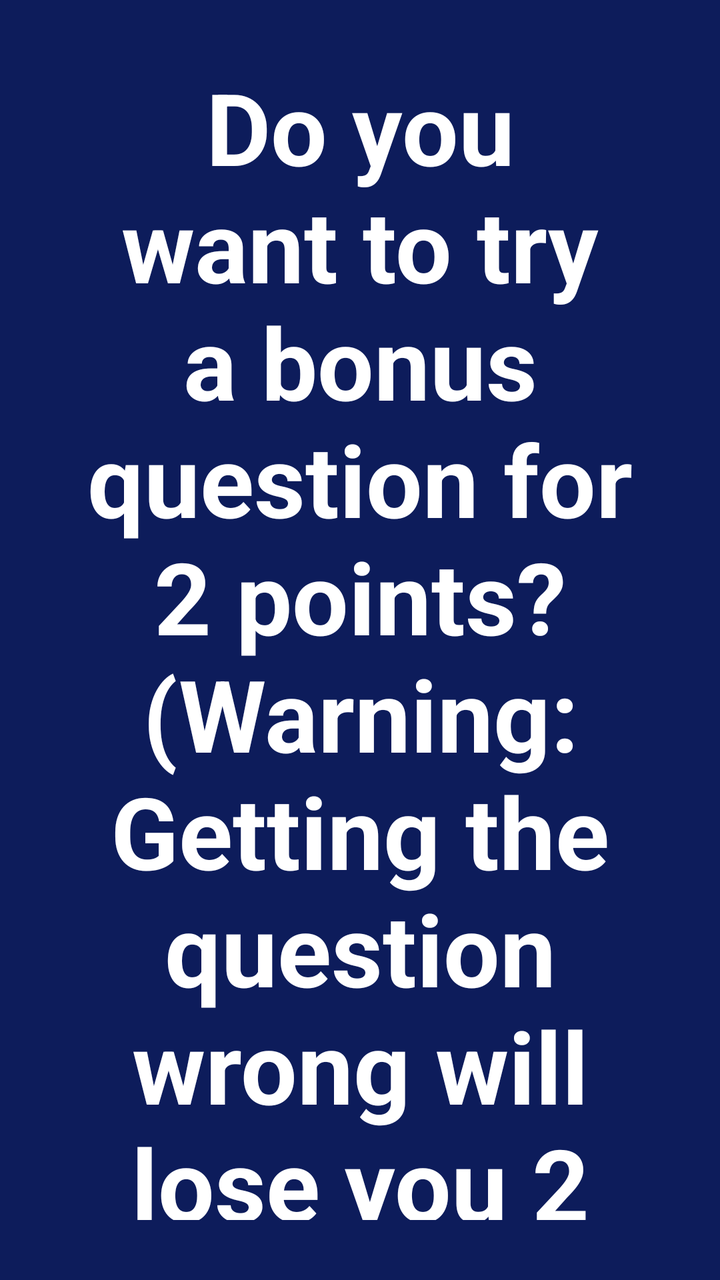
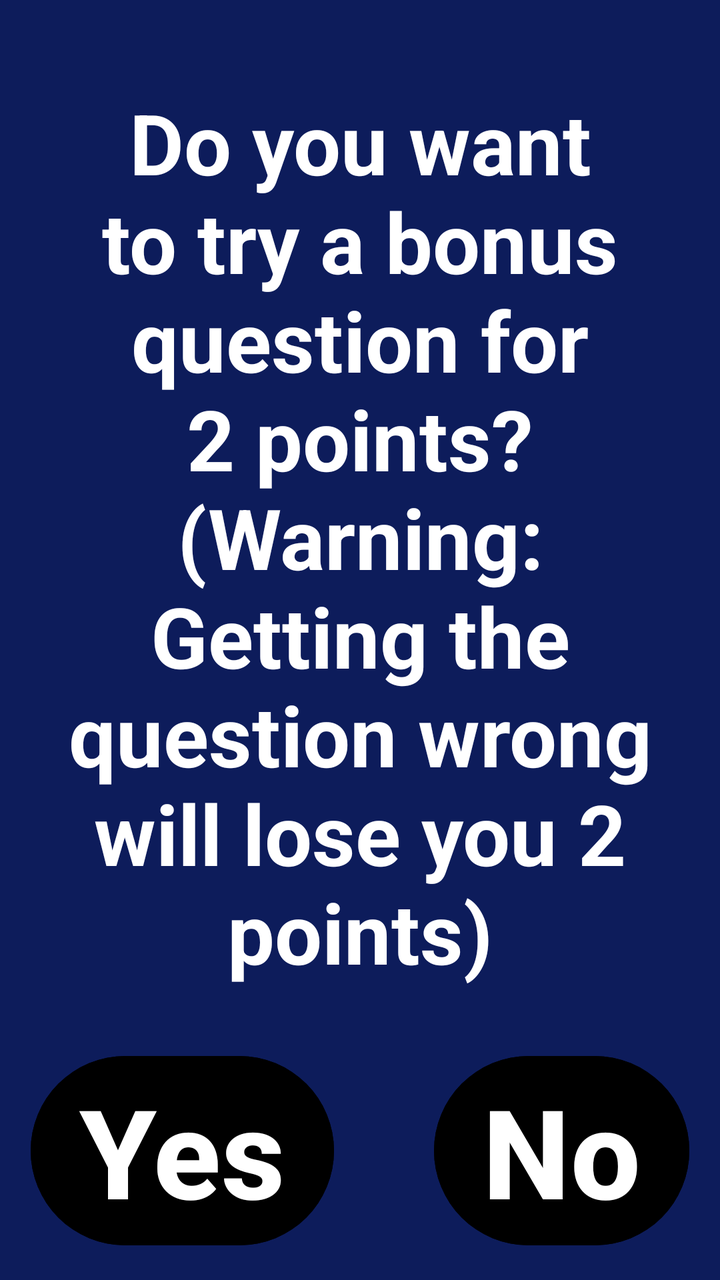

Two renders of the same Android screen: before a commit and after it. Below are the layout's source before the change and the commit's diff.
<!-- AndroidManifest.xml: application theme Theme.QuizzAppBBT -->
<!-- res/layout/activity_second.xml -->
<?xml version="1.0" encoding="utf-8"?>
<LinearLayout
    xmlns:android="http://schemas.android.com/apk/res/android"
    android:layout_width="match_parent"
    android:layout_height="match_parent"
    android:gravity="center"
    android:orientation="vertical"
    android:background="#0D1C5B">

    <TextView
        android:id="@+id/resultText"
        android:layout_width="wrap_content"
        android:layout_height="wrap_content"
        android:textColor="@color/white"
        android:textSize="80dp"
        android:textStyle="bold"
        android:text=""
        android:visibility="gone"/>
    <LinearLayout
        android:layout_width="wrap_content"
        android:layout_height="wrap_content"
        android:orientation="horizontal">
    <Button
        android:id="@+id/btnBackToStart"
        android:layout_width="wrap_content"
        android:layout_height="wrap_content"
        android:text="@string/play_again"
        android:textSize="50dp"
        android:textStyle="bold"
        android:textColor="@color/white"
        android:backgroundTint="@color/black"
        android:visibility="gone"/>
    <Button
        android:id="@+id/email"
        android:layout_width="wrap_content"
        android:layout_height="wrap_content"
        android:text="@string/email"
        android:textSize="50dp"
        android:textStyle="bold"
        android:textColor="@color/white"
        android:backgroundTint="@color/black"
        android:visibility="gone"/>
        <Button
            android:id="@+id/home"
            android:layout_width="500dp"
            android:layout_height="wrap_content"
            android:text="@string/home"
            android:textSize="45dp"
            android:textStyle="bold"
            android:textColor="@color/white"
            android:backgroundTint="@color/black"
            android:visibility="gone"/>

    </LinearLayout>
    <TextView
        android:id="@+id/bonus"
        android:layout_width="wrap_content"
        android:layout_height="wrap_content"
        android:text="@string/bonus_ask"
        android:textColor="@color/white"
        android:textSize="50dp"
        android:textStyle="bold"
        android:textAlignment="center"
        android:layout_margin = "30dp"
        />
    <LinearLayout
        android:layout_width="wrap_content"
        android:layout_height="wrap_content"
        android:orientation="horizontal">

        <Button
            android:id="@+id/yes"
            android:layout_width="wrap_content"
            android:layout_height="wrap_content"
            android:text="@string/Yes"
            android:textStyle="bold"
            android:textColor="@color/white"
            android:textSize="70dp"
            android:backgroundTint="@color/black"
            android:layout_weight="1"/>
        <Space
            android:id="@+id/btnSpace"
            android:layout_width="50dp"
            android:layout_height="50dp" />

        <Button
            android:id="@+id/no"
            android:layout_width="wrap_content"
            android:layout_height="wrap_content"
            android:textSize="70dp"
            android:textColor="@color/white"
            android:textStyle="bold"
            android:text="@string/No"
            android:backgroundTint="@color/black"/>
    </LinearLayout>


</LinearLayout>
<!-- resources referenced by this layout -->
<resources>
  <color name="black">#FF000000</color>
  <color name="white">#FFFFFFFF</color>
  <string name="No">No</string>
  <string name="Yes">Yes</string>
  <string name="bonus_ask">Do you want to try a bonus question for 2 points? (Warning: Getting the question wrong will lose you 2 points)</string>
  <string name="email">Send Score</string>
  <string name="home">Back to home screen</string>
  <string name="play_again">Play Again</string>
  <style name="Theme.QuizzAppBBT" parent="Base.Theme.QuizzAppBBT" />
  <style name="Base.Theme.QuizzAppBBT" parent="Theme.Material3.DayNight.NoActionBar">
          
          
      </style>
</resources>

<!-- the commit's change to res/layout/activity_second.xml (unified diff, before → after) -->
@@ -12,8 +12,9 @@
         android:layout_width="wrap_content"
         android:layout_height="wrap_content"
         android:textColor="@color/white"
-        android:textSize="80dp"
+        android:textSize="72dp"
         android:textStyle="bold"
+        android:textAlignment="center"
         android:text=""
         android:visibility="gone"/>
     <LinearLayout
@@ -25,7 +26,7 @@
         android:layout_width="wrap_content"
         android:layout_height="wrap_content"
         android:text="@string/play_again"
-        android:textSize="50dp"
+        android:textSize="42dp"
         android:textStyle="bold"
         android:textColor="@color/white"
         android:backgroundTint="@color/black"
@@ -35,7 +36,7 @@
         android:layout_width="wrap_content"
         android:layout_height="wrap_content"
         android:text="@string/email"
-        android:textSize="50dp"
+        android:textSize="42dp"
         android:textStyle="bold"
         android:textColor="@color/white"
         android:backgroundTint="@color/black"
@@ -45,7 +46,7 @@
             android:layout_width="500dp"
             android:layout_height="wrap_content"
             android:text="@string/home"
-            android:textSize="45dp"
+            android:textSize="37dp"
             android:textStyle="bold"
             android:textColor="@color/white"
             android:backgroundTint="@color/black"
@@ -58,7 +59,7 @@
         android:layout_height="wrap_content"
         android:text="@string/bonus_ask"
         android:textColor="@color/white"
-        android:textSize="50dp"
+        android:textSize="42dp"
         android:textStyle="bold"
         android:textAlignment="center"
         android:layout_margin = "30dp"
@@ -75,7 +76,7 @@
             android:text="@string/Yes"
             android:textStyle="bold"
             android:textColor="@color/white"
-            android:textSize="70dp"
+            android:textSize="62dp"
             android:backgroundTint="@color/black"
             android:layout_weight="1"/>
         <Space
@@ -87,7 +88,7 @@
             android:id="@+id/no"
             android:layout_width="wrap_content"
             android:layout_height="wrap_content"
-            android:textSize="70dp"
+            android:textSize="62dp"
             android:textColor="@color/white"
             android:textStyle="bold"
             android:text="@string/No"
